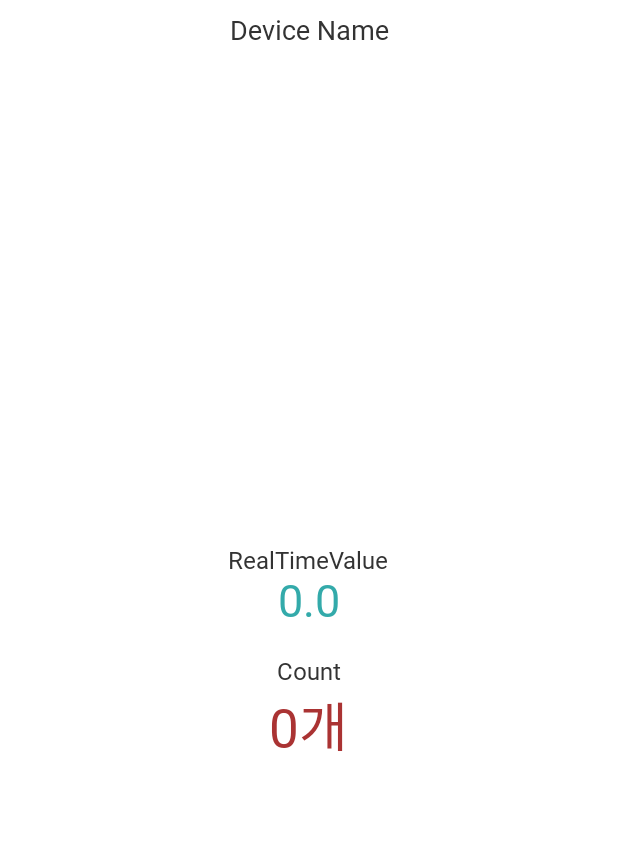
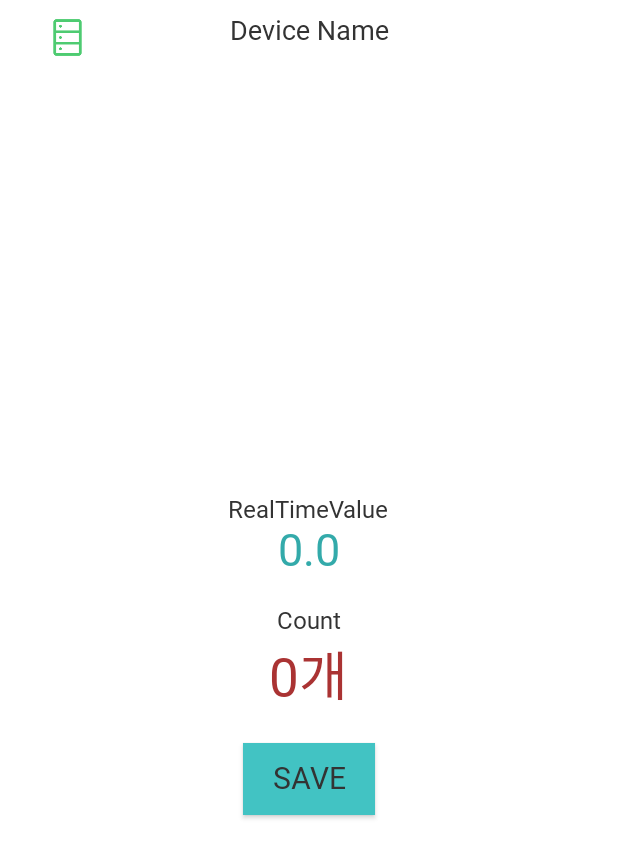
Before and after one commit to goodwill2684/Smart_Gym_System, an Android app: the layout activity_main.xml on its own in the app's theme, with its tools: preview values and no code run, on a phone screen of 412 x 824 dp. Shown: the top 858 px of the screen. Run offline under Robolectric (Android 15) with nearby library versions, the phone set to English and light mode, and no system bars.

Commit message:
1104 1148 데이터베이스 적용중 1)데이터 조회, 데이터 생성, 데이터 저장 기능 적용. 2)추가적인 화면 구성 준비중.

```diff
--- a/app/src/main/AndroidManifest.xml
+++ b/app/src/main/AndroidManifest.xml
@@ -19,9 +19,6 @@
         android:supportsRtl="true"
         android:theme="@style/Theme.SmartGymSystem">
         <activity android:name=".MainActivity" android:exported="true" >
-
-        </activity>
-        <activity android:name=".DatabaseActivity" android:exported="true">
             <intent-filter>
                 <action android:name="android.intent.action.MAIN" />
                 <category android:name="android.intent.category.LAUNCHER" />
@@ -32,6 +29,9 @@
                 <data android:mimeType="text/plain"/>
             </intent-filter>
         </activity>
+        <activity android:name=".DatabaseActivity" android:exported="true">
+
+        </activity>
     </application>
 
 </manifest>
--- a/app/src/main/java/com/jicode/smartgymsystem/DatabaseActivity.java
+++ b/app/src/main/java/com/jicode/smartgymsystem/DatabaseActivity.java
@@ -43,7 +43,9 @@ public class DatabaseActivity extends AppCompatActivity {
                 if(binding.etSetData.getText().toString().trim().length() <= 0) {
                     Toast.makeText(getApplicationContext(), "한글자 이상입력해주세요.", Toast.LENGTH_SHORT).show();
                 }else{
-                    new InsertAsyncTask(db.todoDao()).execute(new Todo(binding.etSetData.getText().toString()));
+                    String count = "";
+                    String value = "";
+                    new InsertAsyncTask(db.todoDao()).execute(new Todo(binding.etSetData.getText().toString(),count,value));
                     binding.etSetData.setText("");
 //                    ConstraintLayout.LayoutParams constraintLayout = null;
 //                    constraintLayout.horizontalBias = 0.43f;
--- a/app/src/main/res/layout/activity_main.xml
+++ b/app/src/main/res/layout/activity_main.xml
@@ -34,7 +34,14 @@
             android:includeFontPadding="false"
             />
 
-
+        <ImageView
+            android:id="@+id/data_info"
+            android:layout_width="30dp"
+            android:layout_height="30dp"
+            app:layout_constraintStart_toStartOf="parent"
+            app:layout_constraintTop_toTopOf="parent"
+            android:layout_marginLeft="20dp"
+            android:src="@drawable/data"/>
 
         <ImageView
             android:id="@+id/img_loading"
@@ -46,6 +53,7 @@
             app:layout_constraintEnd_toEndOf="parent"
             app:layout_constraintTop_toTopOf="parent"
             android:visibility="invisible"/>
+
     </androidx.constraintlayout.widget.ConstraintLayout>
     <LinearLayout
         android:layout_width="match_parent"
@@ -95,6 +103,19 @@
             android:fontFamily="@font/notosanscjkkr_bold"
             android:includeFontPadding="false"
             />
+
+        <Button
+            android:id="@+id/save_button"
+            android:layout_width="wrap_content"
+            android:layout_height="wrap_content"
+            android:text="SAVE"
+            android:textColor="#333333"
+            android:textSize="20dp"
+            android:layout_marginTop="20dp"
+            android:fontFamily="@font/notosanscjkkr_bold"
+            android:includeFontPadding="false"
+            android:background="#42C3C3"
+            />
     </LinearLayout>
 
 
--- a/gradle.properties
+++ b/gradle.properties
@@ -6,7 +6,7 @@
 # http://www.gradle.org/docs/current/userguide/build_environment.html
 # Specifies the JVM arguments used for the daemon process.
 # The setting is particularly useful for tweaking memory settings.
-org.gradle.jvmargs=-Xmx2048m -Dfile.encoding=UTF-8
+org.gradle.jvmargs=-Xmx5096m -Dfile.encoding=UTF-8
 # When configured, Gradle will run in incubating parallel mode.
 # This option should only be used with decoupled projects. More details, visit
 # http://www.gradle.org/docs/current/userguide/multi_project_builds.html#sec:decoupled_projects
```
Also changed, not shown: app/src/main/java/com/jicode/smartgymsystem/Database/Todo.java (+25 -2 lines), app/src/main/java/com/jicode/smartgymsystem/MainActivity.java (+72 -2 lines), app/src/main/res/drawable/data.png (added).
